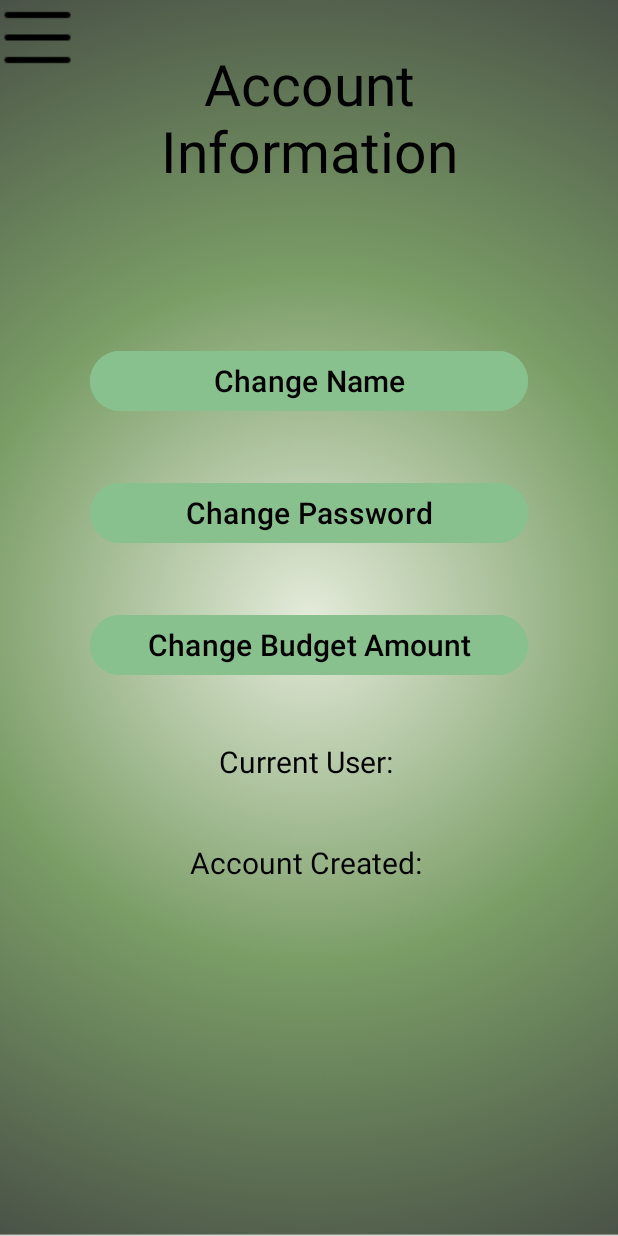
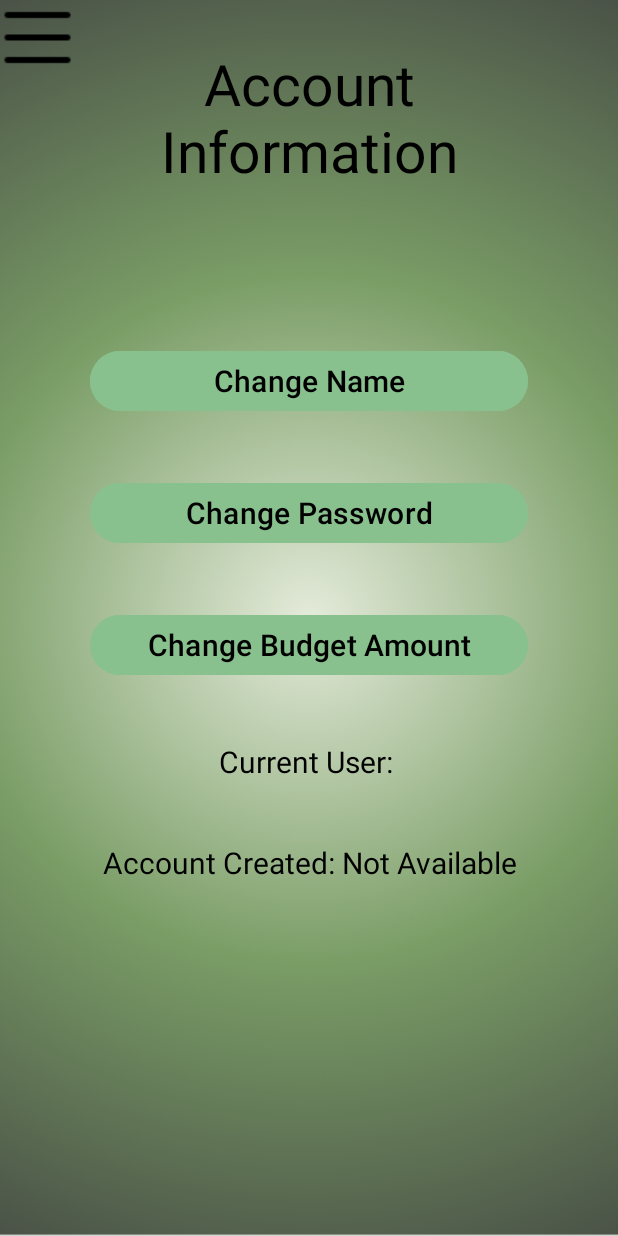
Before and after one commit to S-F-III/Dude-Wheres-My-Cache, an Android app: the layout activity_account_info.xml on its own in the app's theme, with its tools: preview values and no code run, on a phone screen of 412 x 824 dp. Run offline under Robolectric (Android 15) with nearby library versions, the phone set to English and light mode, and no system bars.

Commit message:
Display the date the account was created

```diff
--- a/app/src/main/java/com/example/dudewheresmycash/AccountInfoActivity.java
+++ b/app/src/main/java/com/example/dudewheresmycash/AccountInfoActivity.java
@@ -84,6 +84,12 @@ public class AccountInfoActivity extends AppCompatActivity {
         SharedPreferences sharedPreferences = getSharedPreferences("user_prefs", MODE_PRIVATE);
         String userId = sharedPreferences.getString("USER_ID", null);
 
+        // Retrieve and display the account creation date using the existing sharedPreferences
+        String creationDate = sharedPreferences.getString("CREATION_DATE", "Not Available");
+        TextView creationDateTextView = findViewById(R.id.accountCreatedText); // Corrected ID
+        creationDateTextView.setText("Account Created: " + creationDate);
+
+
         Button changeNameButton = findViewById(R.id.changeNameButton);
         Button changePasswordButton = findViewById(R.id.changePasswordButton);
         Button changeBudgetButton = findViewById(R.id.changeBudgetButton);
--- a/app/src/main/java/com/example/dudewheresmycash/LoginActivity.java
+++ b/app/src/main/java/com/example/dudewheresmycash/LoginActivity.java
@@ -16,6 +16,10 @@ import androidx.core.view.WindowInsetsCompat;
 
 import Model.AccountManager;
 import Model.UserAccount;
+
+import java.time.LocalDate;
+import java.time.format.DateTimeFormatter;
+
 
 public class LoginActivity extends AppCompatActivity {
 
@@ -67,6 +71,14 @@ public class LoginActivity extends AppCompatActivity {
                 editor.putString("USER_ID", id); // Store the user ID here
                 editor.apply();
 
+                // Check if the creation date is already stored
+                if (!sharedPreferences.contains("CREATION_DATE")) {
+                    // If not, save the current date as creation date
+                    String currentDate = LocalDate.now().format(DateTimeFormatter.ofPattern("yyyy-MM-dd"));
+                    editor.putString("CREATION_DATE", currentDate);  // Store the account creation date
+                    editor.apply();
+                }
+
                 //launch the OverviewActivity
                 Intent intent = new Intent(this, OverviewActivity.class);
                 intent.putExtra("USER_ID", id);
--- a/app/src/main/java/com/example/dudewheresmycash/SignUpActivity.java
+++ b/app/src/main/java/com/example/dudewheresmycash/SignUpActivity.java
@@ -16,6 +16,9 @@ import androidx.core.view.WindowInsetsCompat;
 
 import Model.AccountManager;
 import Model.UserAccount;
+
+import java.time.LocalDate;
+import java.time.format.DateTimeFormatter;
 
 public class SignUpActivity extends AppCompatActivity {
 
@@ -64,6 +67,12 @@ public class SignUpActivity extends AppCompatActivity {
                 SharedPreferences sharedPreferences = getSharedPreferences("user_prefs", MODE_PRIVATE);
                 SharedPreferences.Editor editor = sharedPreferences.edit();
                 editor.putString("USER_ID", id); // Store the user ID here
+                // Check if the creation date is already stored
+                if (!sharedPreferences.contains("CREATION_DATE")) {
+                    // If not, save the current date as creation date
+                    String currentDate = LocalDate.now().format(DateTimeFormatter.ofPattern("yyyy-MM-dd"));
+                    editor.putString("CREATION_DATE", currentDate);  // Store the account creation date
+                }
                 editor.apply();
 
                 //launch the OverviewActivity
--- a/app/src/main/res/layout/activity_account_info.xml
+++ b/app/src/main/res/layout/activity_account_info.xml
@@ -19,10 +19,9 @@
         android:textColor="#000000"
         android:textSize="38sp"
         app:layout_constraintEnd_toEndOf="parent"
-        app:layout_constraintStart_toStartOf="parent"/>
+        app:layout_constraintStart_toStartOf="parent" />
 
     <LinearLayout
-        xmlns:android="http://schemas.android.com/apk/res/android"
         android:layout_width="match_parent"
         android:layout_height="match_parent"
         android:orientation="vertical"
@@ -37,7 +36,7 @@
             android:backgroundTint="#89C18E"
             android:textColor="#000000"
             android:layout_margin="20dp"
-        android:text="Change Name"/>
+            android:text="Change Name" />
 
         <Button
             android:id="@+id/changePasswordButton"
@@ -66,22 +65,20 @@
             android:layout_margin="20dp"
             android:gravity="center"
             android:text="Current User: "
-        android:backgroundTint="#89C18E"
             android:textColor="#000000"
             android:textSize="20sp" />
 
+        <!-- New TextView for Account Creation Date -->
         <TextView
             android:id="@+id/accountCreatedText"
             android:layout_width="match_parent"
-        android:textSize="20sp"
+            android:layout_height="wrap_content"
             android:layout_margin="20dp"
-        android:backgroundTint="#89C18E"
+            android:gravity="center"
+            android:text="Account Created: Not Available"
             android:textColor="#000000"
-        android:layout_height="wrap_content"
-        android:gravity="center"
-        android:text="Account Created: " />
+            android:textSize="20sp" />
     </LinearLayout>
-
 
     <FrameLayout
         android:layout_width="match_parent"
@@ -109,8 +106,6 @@
                 android:id="@+id/hbMenu2"
                 android:layout_width="wrap_content"
                 android:layout_height="wrap_content"
-            app:layout_constraintStart_toStartOf="parent"
-            app:layout_constraintTop_toTopOf="parent"
                 android:clickable="true"
                 android:focusable="true"
                 app:srcCompat="@drawable/hamburger" />
@@ -121,13 +116,8 @@
                 android:layout_height="wrap_content"
                 android:layout_alignParentStart="true"
                 android:layout_alignParentTop="true"
-            android:layout_alignParentEnd="true"
                 android:layout_marginStart="10dp"
                 android:layout_marginTop="79dp"
-            android:layout_marginEnd="174dp"
-            android:clickable="true"
-            android:focusable="true"
-            android:fontFamily="monospace"
                 android:text="Overview"
                 android:textColor="#ffffff"
                 android:textSize="24sp" />
@@ -137,106 +127,60 @@
                 android:layout_width="wrap_content"
                 android:layout_height="wrap_content"
                 android:layout_below="@+id/overviewButton"
-            android:layout_alignParentStart="true"
-            android:layout_alignParentEnd="true"
-            android:layout_marginStart="8dp"
                 android:layout_marginTop="25dp"
-            android:layout_marginEnd="148dp"
-            android:fontFamily="monospace"
                 android:text="Expenses"
                 android:textColor="#ffffff"
-            android:clickable="true"
-            android:focusable="true"
                 android:textSize="24sp" />
 
             <TextView
                 android:id="@+id/notificationButton"
-            android:layout_width="235dp"
+                android:layout_width="wrap_content"
                 android:layout_height="wrap_content"
                 android:layout_below="@+id/expenseButton"
-            android:layout_alignParentStart="true"
-            android:layout_alignParentEnd="true"
-            android:layout_marginStart="8dp"
                 android:layout_marginTop="25dp"
-            android:layout_marginEnd="57dp"
-            android:fontFamily="monospace"
                 android:text="Notifications"
                 android:textColor="#ffffff"
-            android:clickable="true"
-            android:focusable="true"
                 android:textSize="24sp" />
 
             <TextView
                 android:id="@+id/accountInfoButton"
-            android:layout_width="235dp"
+                android:layout_width="wrap_content"
                 android:layout_height="wrap_content"
                 android:layout_below="@+id/notificationButton"
-            android:layout_alignParentStart="true"
-            android:layout_alignParentEnd="true"
-            android:layout_marginStart="8dp"
                 android:layout_marginTop="25dp"
-            android:layout_marginEnd="57dp"
-            android:fontFamily="monospace"
                 android:text="Account Info"
                 android:textColor="#ffffff"
-            android:clickable="true"
-            android:focusable="true"
                 android:textSize="24sp" />
 
             <TextView
                 android:id="@+id/settingsButton"
-            android:layout_width="235dp"
+                android:layout_width="wrap_content"
                 android:layout_height="wrap_content"
                 android:layout_below="@+id/accountInfoButton"
-            android:layout_alignParentStart="true"
-            android:layout_alignParentEnd="true"
-            android:layout_marginStart="8dp"
                 android:layout_marginTop="25dp"
-            android:layout_marginEnd="57dp"
-            android:fontFamily="monospace"
                 android:text="Settings"
                 android:textColor="#ffffff"
-            android:clickable="true"
-            android:focusable="true"
                 android:textSize="24sp" />
 
             <TextView
                 android:id="@+id/monthlySpendingButton"
-            android:layout_width="235dp"
+                android:layout_width="wrap_content"
                 android:layout_height="wrap_content"
                 android:layout_below="@+id/settingsButton"
-            android:layout_alignParentStart="true"
-            android:layout_alignParentEnd="true"
-            android:layout_marginStart="8dp"
                 android:layout_marginTop="25dp"
-            android:layout_marginEnd="57dp"
-            android:fontFamily="monospace"
                 android:text="Monthly Spending"
                 android:textColor="#ffffff"
-            android:clickable="true"
-            android:focusable="true"
                 android:textSize="24sp" />
 
             <TextView
                 android:id="@+id/signOutButton"
-            android:layout_width="235dp"
+                android:layout_width="wrap_content"
                 android:layout_height="wrap_content"
                 android:layout_below="@+id/monthlySpendingButton"
-            android:layout_alignParentStart="true"
-            android:layout_alignParentEnd="true"
-            android:layout_marginStart="8dp"
                 android:layout_marginTop="25dp"
-            android:layout_marginEnd="57dp"
-            android:fontFamily="monospace"
                 android:text="Sign Out"
                 android:textColor="#ffffff"
-            android:clickable="true"
-            android:focusable="true"
                 android:textSize="24sp" />
-
-
         </RelativeLayout>
-
     </FrameLayout>
-
 </androidx.constraintlayout.widget.ConstraintLayout>
```
Also changed, not shown: app/src/main/res/drawable/home_page.png. Lines whose indentation alone changed are shown as unchanged.
